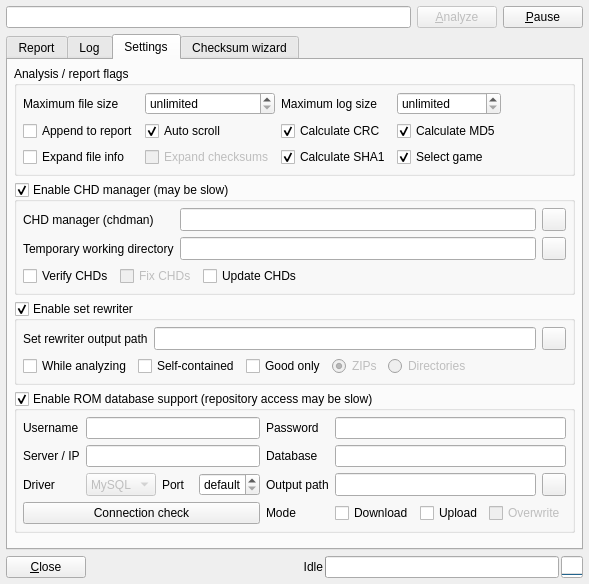
Qt form romalyzer.ui (qmc2/qmc2-mame-fe) before a commit.
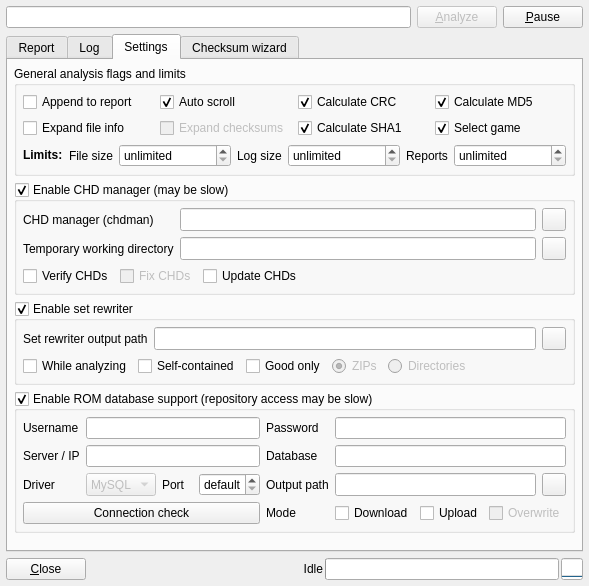
The same form after that commit. The open tabs and pages were chosen to show the change. Icons and pictures are not drawn.

```diff
--- a/romalyzer.ui
+++ b/romalyzer.ui
@@ -8,7 +8,7 @@
     <x>0</x>
     <y>0</y>
     <width>589</width>
-    <height>584</height>
+    <height>586</height>
    </rect>
   </property>
   <property name="windowTitle">
@@ -357,80 +357,10 @@
        <item row="0" column="0">
         <widget class="QGroupBox" name="groupBoxFlags">
          <property name="title">
-          <string>Analysis / report flags</string>
+          <string>General analysis flags and limits</string>
          </property>
          <layout class="QGridLayout" name="gridLayout_1">
           <item row="0" column="0">
-           <widget class="QLabel" name="labelMaxFileSize">
-            <property name="text">
-             <string>Maximum file size</string>
-            </property>
-           </widget>
-          </item>
-          <item row="0" column="1">
-           <widget class="QSpinBox" name="spinBoxMaxFileSize">
-            <property name="sizePolicy">
-             <sizepolicy hsizetype="Minimum" vsizetype="Minimum">
-              <horstretch>0</horstretch>
-              <verstretch>0</verstretch>
-             </sizepolicy>
-            </property>
-            <property name="toolTip">
-             <string>Maximum file size to load, skip file if too big (0 = no limit)</string>
-            </property>
-            <property name="specialValueText">
-             <string>unlimited</string>
-            </property>
-            <property name="suffix">
-             <string> MB</string>
-            </property>
-            <property name="minimum">
-             <number>0</number>
-            </property>
-            <property name="maximum">
-             <number>999999</number>
-            </property>
-            <property name="value">
-             <number>0</number>
-            </property>
-           </widget>
-          </item>
-          <item row="0" column="2">
-           <widget class="QLabel" name="labelMaxLogSize">
-            <property name="text">
-             <string>Maximum log size</string>
-            </property>
-           </widget>
-          </item>
-          <item row="0" column="3">
-           <widget class="QSpinBox" name="spinBoxMaxLogSize">
-            <property name="sizePolicy">
-             <sizepolicy hsizetype="Minimum" vsizetype="Minimum">
-              <horstretch>0</horstretch>
-              <verstretch>0</verstretch>
-             </sizepolicy>
-            </property>
-            <property name="toolTip">
-             <string>Maximum number of lines in log (0 = no limit)</string>
-            </property>
-            <property name="specialValueText">
-             <string>unlimited</string>
-            </property>
-            <property name="suffix">
-             <string> lines</string>
-            </property>
-            <property name="minimum">
-             <number>0</number>
-            </property>
-            <property name="maximum">
-             <number>999999</number>
-            </property>
-            <property name="value">
-             <number>0</number>
-            </property>
-           </widget>
-          </item>
-          <item row="1" column="0">
            <widget class="QCheckBox" name="checkBoxAppendReport">
             <property name="toolTip">
              <string>If set, analysis output is appended (otherwise the report is cleared before the analysis)</string>
@@ -440,7 +370,7 @@
             </property>
            </widget>
           </item>
-          <item row="1" column="1">
+          <item row="0" column="1">
            <widget class="QCheckBox" name="checkBoxAutoScroll">
             <property name="toolTip">
              <string>Automatically scroll to the currently analyzed game</string>
@@ -453,7 +383,7 @@
             </property>
            </widget>
           </item>
-          <item row="1" column="2">
+          <item row="0" column="2">
            <widget class="QCheckBox" name="checkBoxCalculateCRC">
             <property name="toolTip">
              <string>Calculate CRC-32 checksum</string>
@@ -466,7 +396,7 @@
             </property>
            </widget>
           </item>
-          <item row="1" column="3">
+          <item row="0" column="3">
            <widget class="QCheckBox" name="checkBoxCalculateMD5">
             <property name="toolTip">
              <string>Calculate MD5 hash</string>
@@ -479,7 +409,7 @@
             </property>
            </widget>
           </item>
-          <item row="2" column="0">
+          <item row="1" column="0">
            <widget class="QCheckBox" name="checkBoxExpandFiles">
             <property name="toolTip">
              <string>Automatically expand file info</string>
@@ -489,7 +419,7 @@
             </property>
            </widget>
           </item>
-          <item row="2" column="1">
+          <item row="1" column="1">
            <widget class="QCheckBox" name="checkBoxExpandChecksums">
             <property name="enabled">
              <bool>false</bool>
@@ -502,7 +432,7 @@
             </property>
            </widget>
           </item>
-          <item row="2" column="2">
+          <item row="1" column="2">
            <widget class="QCheckBox" name="checkBoxCalculateSHA1">
             <property name="toolTip">
              <string>Calculate SHA1 hash</string>
@@ -515,7 +445,7 @@
             </property>
            </widget>
           </item>
-          <item row="2" column="3">
+          <item row="1" column="3">
            <widget class="QCheckBox" name="checkBoxSelectGame">
             <property name="toolTip">
              <string>Select game in game list if selected in analysis report?</string>
@@ -528,18 +458,118 @@
             </property>
            </widget>
           </item>
-          <item row="0" column="4" rowspan="3">
-           <spacer name="horizontalSpacer">
-            <property name="orientation">
-             <enum>Qt::Horizontal</enum>
-            </property>
-            <property name="sizeHint" stdset="0">
-             <size>
-              <width>40</width>
-              <height>20</height>
-             </size>
-            </property>
-           </spacer>
+          <item row="2" column="0" colspan="4">
+           <layout class="QHBoxLayout" name="horizontalLayout_3">
+            <item>
+             <widget class="QLabel" name="labelLimits">
+              <property name="text">
+               <string>&lt;b&gt;Limits:&lt;/b&gt;</string>
+              </property>
+             </widget>
+            </item>
+            <item>
+             <widget class="QLabel" name="labelMaxFileSize">
+              <property name="text">
+               <string>File size</string>
+              </property>
+             </widget>
+            </item>
+            <item>
+             <widget class="QSpinBox" name="spinBoxMaxFileSize">
+              <property name="sizePolicy">
+               <sizepolicy hsizetype="Expanding" vsizetype="Minimum">
+                <horstretch>0</horstretch>
+                <verstretch>0</verstretch>
+               </sizepolicy>
+              </property>
+              <property name="toolTip">
+               <string>Maximum size (in MB) of files to be loaded, files are skipped when they are bigger than that (0 = no limit)</string>
+              </property>
+              <property name="specialValueText">
+               <string>unlimited</string>
+              </property>
+              <property name="suffix">
+               <string> MB</string>
+              </property>
+              <property name="minimum">
+               <number>0</number>
+              </property>
+              <property name="maximum">
+               <number>999999</number>
+              </property>
+              <property name="value">
+               <number>0</number>
+              </property>
+             </widget>
+            </item>
+            <item>
+             <widget class="QLabel" name="labelMaxLogSize">
+              <property name="text">
+               <string>Log size</string>
+              </property>
+             </widget>
+            </item>
+            <item>
+             <widget class="QSpinBox" name="spinBoxMaxLogSize">
+              <property name="sizePolicy">
+               <sizepolicy hsizetype="Expanding" vsizetype="Minimum">
+                <horstretch>0</horstretch>
+                <verstretch>0</verstretch>
+               </sizepolicy>
+              </property>
+              <property name="toolTip">
+               <string>Maximum number of lines in log (0 = no limit)</string>
+              </property>
+              <property name="specialValueText">
+               <string>unlimited</string>
+              </property>
+              <property name="suffix">
+               <string> lines</string>
+              </property>
+              <property name="minimum">
+               <number>0</number>
+              </property>
+              <property name="maximum">
+               <number>999999</number>
+              </property>
+              <property name="value">
+               <number>0</number>
+              </property>
+             </widget>
+            </item>
+            <item>
+             <widget class="QLabel" name="labelMaxReports">
+              <property name="text">
+               <string>Reports</string>
+              </property>
+             </widget>
+            </item>
+            <item>
+             <widget class="QSpinBox" name="spinBoxMaxReports">
+              <property name="sizePolicy">
+               <sizepolicy hsizetype="Expanding" vsizetype="Minimum">
+                <horstretch>0</horstretch>
+                <verstretch>0</verstretch>
+               </sizepolicy>
+              </property>
+              <property name="toolTip">
+               <string>Maximum number of reported sets held in memory (0 = no limit)</string>
+              </property>
+              <property name="specialValueText">
+               <string>unlimited</string>
+              </property>
+              <property name="minimum">
+               <number>0</number>
+              </property>
+              <property name="maximum">
+               <number>999999</number>
+              </property>
+              <property name="value">
+               <number>0</number>
+              </property>
+             </widget>
+            </item>
+           </layout>
           </item>
          </layout>
         </widget>
```
Left out of the diff: 25 changed lines with no effect on the pictures.
